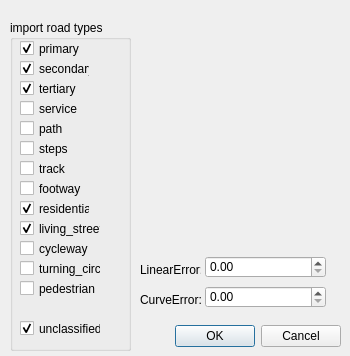
The window that src/OpenCOVER/DrivingSim/oddlot/src/gui/importsettings.ui (hlrs-vis/covise) describes before a commit, drawn with Qt 5.
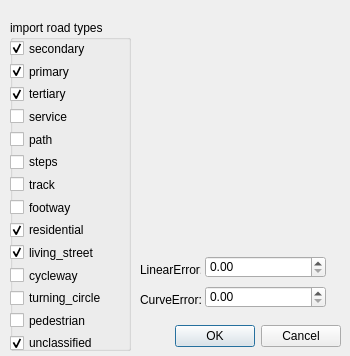
The same window after the commit.

```diff
--- a/src/OpenCOVER/DrivingSim/oddlot/src/gui/importsettings.ui
+++ b/src/OpenCOVER/DrivingSim/oddlot/src/gui/importsettings.ui
@@ -87,31 +87,18 @@
    <property name="title">
     <string>import road types</string>
    </property>
-   <widget class="QCheckBox" name="primary_cb">
+   <widget class="QWidget" name="verticalLayoutWidget">
     <property name="geometry">
      <rect>
-      <x>10</x>
+      <x>0</x>
       <y>20</y>
-      <width>70</width>
-      <height>17</height>
+      <width>121</width>
+      <height>311</height>
      </rect>
     </property>
-    <property name="text">
-     <string>primary</string>
-    </property>
-    <property name="checked">
-     <bool>true</bool>
-    </property>
-   </widget>
+    <layout class="QVBoxLayout" name="verticalLayout">
+     <item>
    <widget class="QCheckBox" name="secondary_cb">
-    <property name="geometry">
-     <rect>
-      <x>10</x>
-      <y>40</y>
-      <width>70</width>
-      <height>17</height>
-     </rect>
-    </property>
     <property name="text">
      <string>secondary</string>
     </property>
@@ -119,15 +106,19 @@
      <bool>true</bool>
     </property>
    </widget>
+     </item>
+     <item>
+      <widget class="QCheckBox" name="primary_cb">
+       <property name="text">
+        <string>primary</string>
+       </property>
+       <property name="checked">
+        <bool>true</bool>
+       </property>
+      </widget>
+     </item>
+     <item>
    <widget class="QCheckBox" name="tertiary_cb">
-    <property name="geometry">
-     <rect>
-      <x>10</x>
-      <y>60</y>
-      <width>70</width>
-      <height>17</height>
-     </rect>
-    </property>
     <property name="text">
      <string>tertiary</string>
     </property>
@@ -135,80 +126,44 @@
      <bool>true</bool>
     </property>
    </widget>
+     </item>
+     <item>
    <widget class="QCheckBox" name="service_cb">
-    <property name="geometry">
-     <rect>
-      <x>10</x>
-      <y>80</y>
-      <width>70</width>
-      <height>17</height>
-     </rect>
-    </property>
     <property name="text">
      <string>service</string>
     </property>
    </widget>
+     </item>
+     <item>
    <widget class="QCheckBox" name="path_cb">
-    <property name="geometry">
-     <rect>
-      <x>10</x>
-      <y>100</y>
-      <width>70</width>
-      <height>17</height>
-     </rect>
-    </property>
     <property name="text">
      <string>path</string>
     </property>
    </widget>
-   <widget class="QCheckBox" name="footway_cb">
-    <property name="geometry">
-     <rect>
-      <x>10</x>
-      <y>160</y>
-      <width>70</width>
-      <height>17</height>
-     </rect>
-    </property>
-    <property name="text">
-     <string>footway</string>
-    </property>
-   </widget>
-   <widget class="QCheckBox" name="track_cb">
-    <property name="geometry">
-     <rect>
-      <x>10</x>
-      <y>140</y>
-      <width>70</width>
-      <height>17</height>
-     </rect>
-    </property>
-    <property name="text">
-     <string>track</string>
-    </property>
-   </widget>
+     </item>
+     <item>
    <widget class="QCheckBox" name="steps_cb">
-    <property name="geometry">
-     <rect>
-      <x>10</x>
-      <y>120</y>
-      <width>70</width>
-      <height>17</height>
-     </rect>
-    </property>
     <property name="text">
      <string>steps</string>
     </property>
    </widget>
+     </item>
+     <item>
+      <widget class="QCheckBox" name="track_cb">
+       <property name="text">
+        <string>track</string>
+       </property>
+      </widget>
+     </item>
+     <item>
+      <widget class="QCheckBox" name="footway_cb">
+       <property name="text">
+        <string>footway</string>
+       </property>
+      </widget>
+     </item>
+     <item>
    <widget class="QCheckBox" name="residential_cb">
-    <property name="geometry">
-     <rect>
-      <x>10</x>
-      <y>180</y>
-      <width>70</width>
-      <height>17</height>
-     </rect>
-    </property>
     <property name="text">
      <string>residential</string>
     </property>
@@ -216,15 +171,9 @@
      <bool>true</bool>
     </property>
    </widget>
+     </item>
+     <item>
    <widget class="QCheckBox" name="living_street_cb">
-    <property name="geometry">
-     <rect>
-      <x>10</x>
-      <y>200</y>
-      <width>81</width>
-      <height>17</height>
-     </rect>
-    </property>
     <property name="text">
      <string>living_street</string>
     </property>
@@ -232,60 +181,39 @@
      <bool>true</bool>
     </property>
    </widget>
+     </item>
+     <item>
    <widget class="QCheckBox" name="cycleway_cb">
-    <property name="geometry">
-     <rect>
-      <x>10</x>
-      <y>220</y>
-      <width>81</width>
-      <height>17</height>
-     </rect>
-    </property>
     <property name="text">
      <string>cycleway</string>
     </property>
    </widget>
-   <widget class="QCheckBox" name="unclassified_cb">
-    <property name="geometry">
-     <rect>
-      <x>10</x>
-      <y>300</y>
-      <width>81</width>
-      <height>17</height>
-     </rect>
-    </property>
-    <property name="text">
-     <string>unclassified</string>
-    </property>
-    <property name="checked">
-     <bool>true</bool>
-    </property>
-   </widget>
+     </item>
+     <item>
    <widget class="QCheckBox" name="turning_circle_cb">
-    <property name="geometry">
-     <rect>
-      <x>10</x>
-      <y>240</y>
-      <width>81</width>
-      <height>17</height>
-     </rect>
-    </property>
     <property name="text">
      <string>turning_circle</string>
     </property>
    </widget>
+     </item>
+     <item>
    <widget class="QCheckBox" name="pedestrian_cb">
-    <property name="geometry">
-     <rect>
-      <x>10</x>
-      <y>260</y>
-      <width>81</width>
-      <height>17</height>
-     </rect>
-    </property>
     <property name="text">
      <string>pedestrian</string>
     </property>
+      </widget>
+     </item>
+     <item>
+      <widget class="QCheckBox" name="unclassified_cb">
+       <property name="text">
+        <string>unclassified</string>
+       </property>
+       <property name="checked">
+        <bool>true</bool>
+       </property>
+      </widget>
+     </item>
+    </layout>
    </widget>
   </widget>
  </widget>
```
Lines whose indentation alone changed are shown as unchanged.
